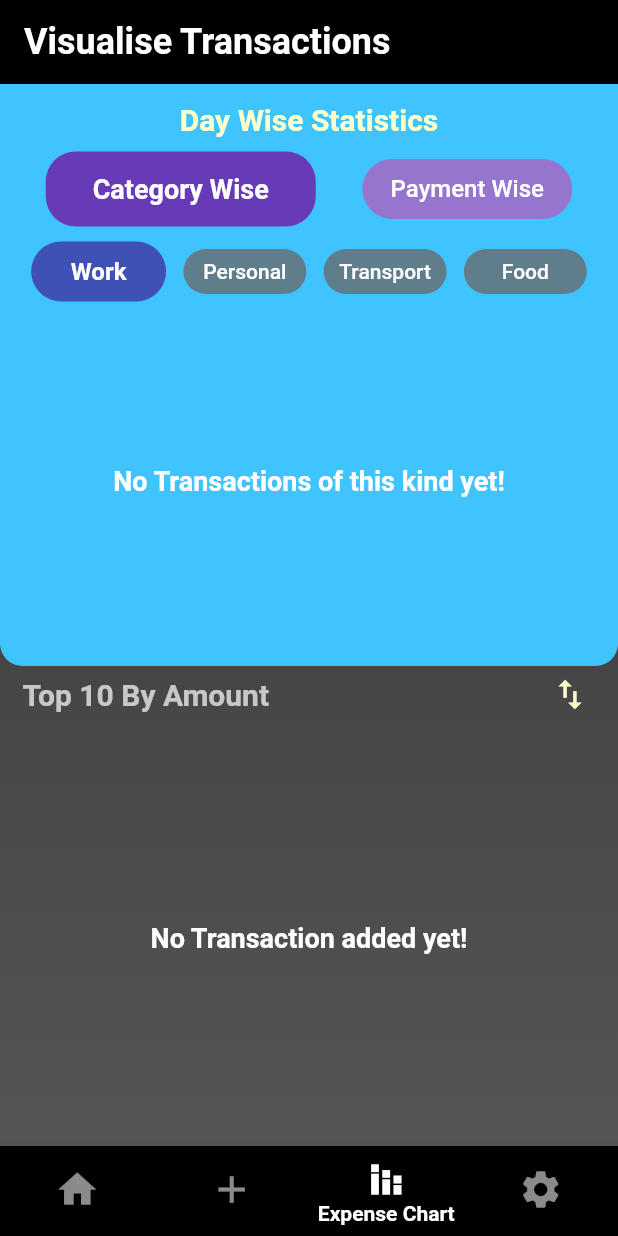
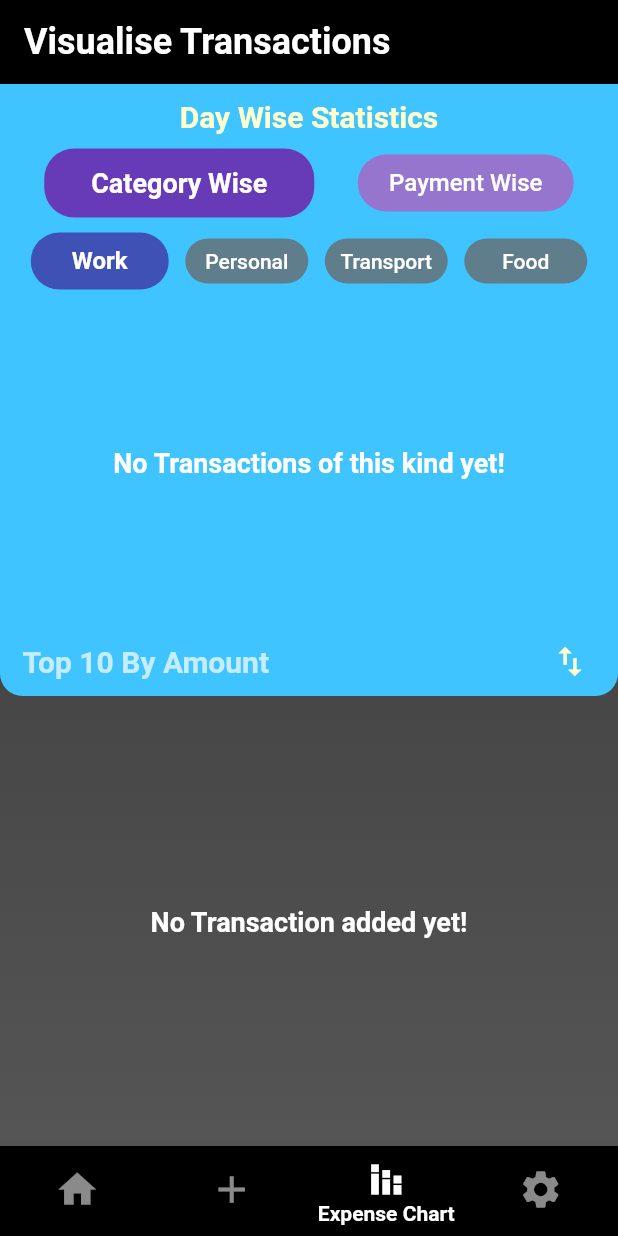
Before and after one commit to rohan2411mitra/Track-Expenses-Project, a Flutter app: the screen it shows once a user with an empty profile is signed in, item 3 of the bottom bar chosen, on a phone screen of 412 x 824 dp. Run offline on Flutter 3.47's test engine with Material 2 defaults, Android fonts, the phone set to English and light mode, and no system bars; our stand-ins replace cloud_firestore, email_validator, firebase_auth, firebase_core, firebase_storage, image_picker and 1 more; accounts and stored records are empty.

Commit message:
Minor Changes to Charts

```diff
--- a/lib/reusable_widgets/chart.dart
+++ b/lib/reusable_widgets/chart.dart
@@ -36,7 +36,7 @@ class _ChartState extends State<Chart> {
             final transactions = snapshot.data!;
             if (transactions.docs.isEmpty) {
               return const SizedBox(
-                height: 220,
+                height: 216,
                 width: double.infinity,
                 child: Center(
                   child: Text(
@@ -53,37 +53,50 @@ class _ChartState extends State<Chart> {
               // List<ExpensesData> transactions = expenses.docs.map((doc) => ExpensesData(DateFormat('dd/MM/yyyy').format(doc['Date'].toDate().toLocal()),doc['Amount'])).toList();
               List<ExpensesData> income = [];
               List<ExpensesData> expenses = [];
+              num incomeAmount=0.0;
+              num expenseAmount=0.0;
 
               for (var doc in transactions.docs) {
                 if (doc['Payment_Type'] == "Income") {
                   income.add(ExpensesData(
                       doc['Date'].toDate().toLocal(), doc['Amount']));
+                  incomeAmount+=doc['Amount'];
                 } else {
                   expenses.add(ExpensesData(
                       doc['Date'].toDate().toLocal(), doc['Amount']));
+                  expenseAmount+=doc['Amount'];
                 }
               }
 
               return Padding(
                 padding: const EdgeInsets.symmetric(horizontal: 8),
-                child: SizedBox(
+                child: Column(
+                  children: [
+                    SizedBox(
                       width: double.infinity,
                       height: 220,
                       child: SfCartesianChart(
+                        key: UniqueKey(),
                         margin: const EdgeInsets.symmetric(horizontal: 2),
                         backgroundColor: Colors.white70,
                         borderColor: Colors.black,
                         borderWidth: 1.4,
+                        zoomPanBehavior: ZoomPanBehavior(
+                          // Enables pinch zooming
+                          enablePinching: true,
+                          enablePanning: true,
+                        ),
                         primaryXAxis: DateTimeAxis(
                             rangePadding: ChartRangePadding.round,
                             majorGridLines:
                                 const MajorGridLines(color: Colors.blueGrey),
                             maximumLabels: 2,
                             dateFormat: DateFormat('dd, MMM, yy'),
-                        desiredIntervals: 5,
+
                             edgeLabelPlacement: EdgeLabelPlacement.shift),
                         primaryYAxis: NumericAxis(
-                        rangePadding: ChartRangePadding.auto,
+                          rangePadding: ChartRangePadding.round,
+                            anchorRangeToVisiblePoints: true,
                             majorGridLines:
                                 const MajorGridLines(color: Colors.blueGrey),
                             labelFormat: '\u{20B9} {value}'),
@@ -121,6 +134,39 @@ class _ChartState extends State<Chart> {
                         ),
                       ),
                     ),
+                    Container(
+                      width: double.infinity,
+                      height: 36,
+                      decoration: BoxDecoration(
+                        borderRadius: const BorderRadius.vertical(bottom: Radius.circular(16)),
+                          border: Border.all(color: Colors.black87),
+                        color: Colors.brown.shade100
+                      ),
+                      child: FittedBox(
+                        fit: BoxFit.scaleDown,
+                        child: Column(
+                          crossAxisAlignment: CrossAxisAlignment.center,
+                          mainAxisAlignment: MainAxisAlignment.center,
+                          children: [
+                            Text(
+                                "Net Income : $incomeAmount",
+                              style: const TextStyle(
+                                  fontSize: 14,
+                                fontWeight: FontWeight.w600
+                              ),
+                            ),
+                            Text("Net Expenses : $expenseAmount",
+                                style: const TextStyle(
+                                  fontSize: 14,
+                                fontWeight: FontWeight.w600
+                            ),),
+
+                          ],
+                        ),
+                      ),
+                    )
+                  ],
+                ),
               );
             }
           } else {
--- a/lib/reusable_widgets/reuse.dart
+++ b/lib/reusable_widgets/reuse.dart
@@ -100,7 +100,7 @@ MaterialColor catColor(String input) {
 
 Card item(DocumentSnapshot transaction) {
   return Card(
-    margin: const EdgeInsets.symmetric(horizontal: 10, vertical: 8),
+    margin: const EdgeInsets.symmetric(horizontal: 10, vertical: 6),
     shape: RoundedRectangleBorder(
       borderRadius: BorderRadius.circular(20.0),
     ),
--- a/lib/screens/Pages/homepage.dart
+++ b/lib/screens/Pages/homepage.dart
@@ -31,7 +31,7 @@ class _HomePageState extends State<HomePage> {
           child: Column(
             children: [
               SizedBox(
-                height: 325,
+                height: 326,
                 child: welcome(),
               ),
               Padding(
@@ -66,6 +66,7 @@ class _HomePageState extends State<HomePage> {
                   ],
                 ),
               ),
+              const SizedBox(height: 5,),
               Expanded(
                 child: SizedBox(
                   width: double.infinity,
@@ -156,7 +157,7 @@ class _HomePageState extends State<HomePage> {
                           style: TextStyle(
                             fontWeight: FontWeight.w500,
                             fontSize: 18,
-                            color: Colors.greenAccent,
+                            color: Colors.lime,
                           ),
                         ),
                         SizedBox(width: 7),
--- a/lib/screens/Pages/showtransactions.dart
+++ b/lib/screens/Pages/showtransactions.dart
@@ -40,7 +40,7 @@ class _ShowExpensesState extends State<ShowExpenses> {
             child: Stack(children: [
               Container(
                 width: double.infinity,
-                height: 388,
+                height: 408,
                 decoration: const BoxDecoration(
                     color: Colors.lightBlueAccent,
                     borderRadius: BorderRadius.only(
@@ -50,7 +50,7 @@ class _ShowExpensesState extends State<ShowExpenses> {
               Column(
                 children: [
                   const SizedBox(
-                    height: 12,
+                    height: 10,
                   ),
                   const Text(
                     'Day Wise Statistics',
@@ -78,8 +78,8 @@ class _ShowExpensesState extends State<ShowExpenses> {
                                 });
                               },
                               child: Container(
-                                height: indexColor == index ? 50 : 40,
-                                width: indexColor == index ? 180 : 140,
+                                height: indexColor == index ? 46 : 38,
+                                width: indexColor == index ? 180 : 144,
                                 decoration: BoxDecoration(
                                   borderRadius: BorderRadius.circular(20),
                                   color: indexColor == index
@@ -109,16 +109,13 @@ class _ShowExpensesState extends State<ShowExpenses> {
                   else
                     paymentButtons(),
                   const SizedBox(
-                    height: 10,
+                    height: 8,
                   ),
                   Chart(
                       method: sets[indexColor],
                       sortBy: (indexColor == 0)
                           ? catOption[catIndexColor]
                           : payOption[payIndexColor]),
-                  const SizedBox(
-                    height: 8,
-                  ),
                   Padding(
                     padding: const EdgeInsets.fromLTRB(15, 0, 8, 0),
                     child: Row(
@@ -182,8 +179,8 @@ class _ShowExpensesState extends State<ShowExpenses> {
                   });
                 },
                 child: Container(
-                  height: catIndexColor == index ? 40 : 30,
-                  width: catIndexColor == index ? 90 : 82,
+                  height: catIndexColor == index ? 38 : 30,
+                  width: catIndexColor == index ? 92 : 82,
                   decoration: BoxDecoration(
                     borderRadius: BorderRadius.circular(20),
                     color: catIndexColor == index
```
Lines whose indentation alone changed are shown as unchanged.
